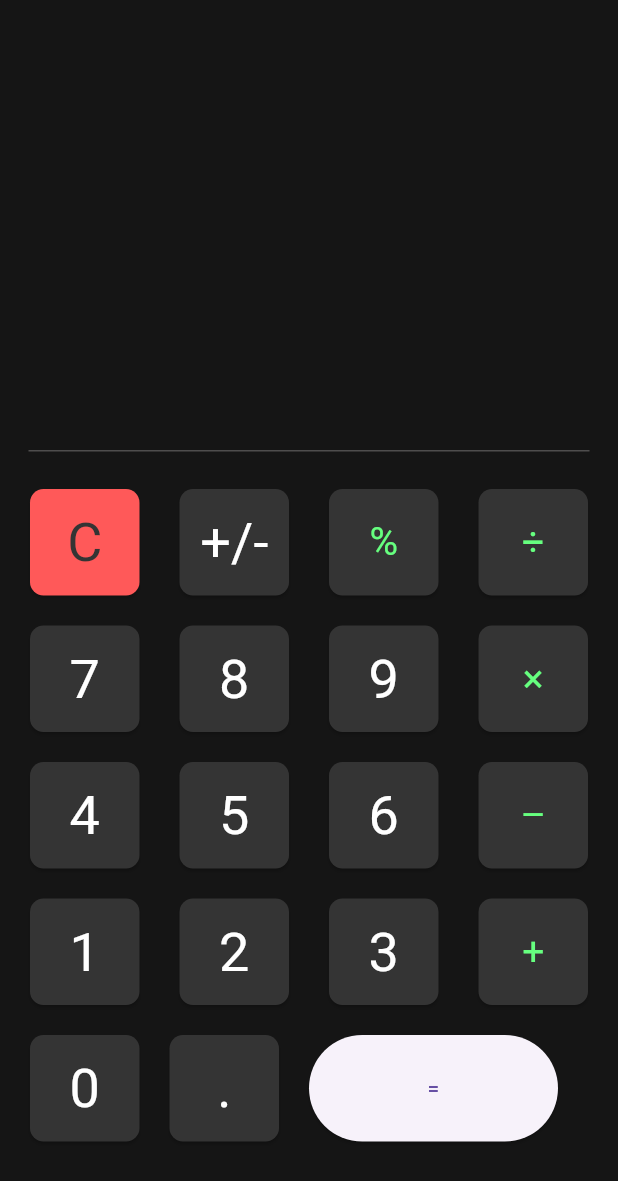
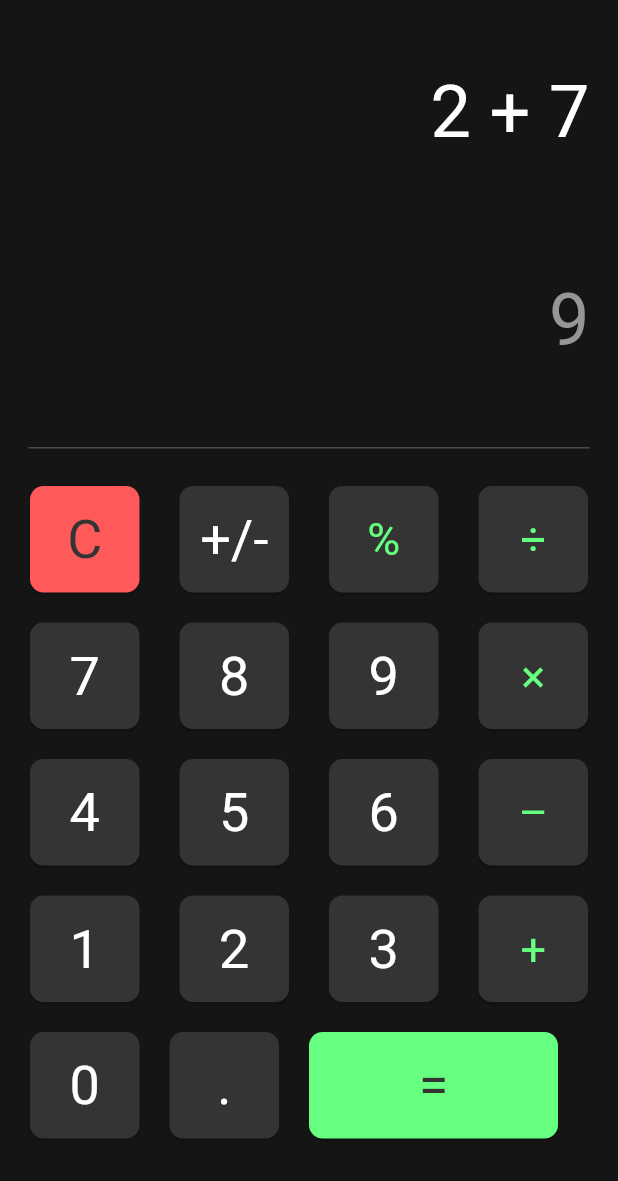
Before and after one commit to ArseniiShmatov09/calculator, a Flutter app: the screen it shows after launch, on a phone screen of 412 x 824 dp. Shown: the top 1181 px of the screen. Run offline on Flutter 3.47's test engine with Material 3 defaults, Android fonts, the phone set to English and light mode, and no system bars; our stand-ins replace hexcolor.

Commit message:
almost refactored front, starting work with calculator back

```diff
--- /dev/null
+++ b/simple_calculator/lib/buttons_rows.dart
@@ -0,0 +1,285 @@
+import 'package:flutter/material.dart';
+import 'package:hexcolor/hexcolor.dart';
+
+class FifthRowOfButtons extends StatelessWidget {
+  const FifthRowOfButtons({
+    super.key,
+    required this.numberButtonStyle,
+    required this.numberTextStyle,
+  });
+
+  final ButtonStyle numberButtonStyle;
+  final TextStyle numberTextStyle;
+
+  @override
+  Widget build(BuildContext context) {
+    return Row(
+      children: [
+        ElevatedButton(
+          onPressed: ()=>{},
+          style: numberButtonStyle,
+          child: Text(
+            "0",
+            style: numberTextStyle,
+          ),
+        ),
+        const SizedBox(width: 20,),
+        ElevatedButton(
+          onPressed: ()=>{},
+          style: numberButtonStyle,
+          child: Text(
+            ".",
+            style: numberTextStyle,
+          ),
+        ),
+        const SizedBox(width: 20,),
+        ElevatedButton(
+          onPressed: ()=>{},
+          style: ButtonStyle(
+            shape: MaterialStateProperty.all(
+              const RoundedRectangleBorder(
+                borderRadius: BorderRadius.all(
+                  Radius.circular(9),
+                ),
+              ),
+            ),
+            fixedSize: MaterialStateProperty.all(const Size(166, 71)),
+            backgroundColor:  MaterialStateProperty.all(HexColor("#66FF7F")),
+          ),
+          child: Text(
+            "=",
+            style:TextStyle(
+              color: HexColor("#343434"),
+              fontSize: 36,
+              fontWeight: FontWeight.w400,
+            ),
+          ),
+        ),
+      ],
+    );
+  }
+}
+
+class FourthRowOfButtons extends StatelessWidget {
+  const FourthRowOfButtons({
+    super.key,
+    required this.numberButtonStyle,
+    required this.numberTextStyle,
+    required this.operationsTextStyle,
+  });
+
+  final ButtonStyle numberButtonStyle;
+  final TextStyle numberTextStyle;
+  final TextStyle operationsTextStyle;
+
+  @override
+  Widget build(BuildContext context) {
+    return Row(
+      mainAxisAlignment: MainAxisAlignment.spaceBetween,
+      children: [
+        ElevatedButton(
+          onPressed: ()=>{},
+          style: numberButtonStyle,
+          child: Text(
+            "1",
+            style: numberTextStyle,
+          ),
+        ),
+        ElevatedButton(
+          onPressed: ()=>{},
+          style: numberButtonStyle,
+          child: Text(
+            "2",
+            style: numberTextStyle,
+          ),
+        ),
+        ElevatedButton(
+          onPressed: ()=>{},
+          style: numberButtonStyle,
+          child: Text(
+            "3",
+            style: numberTextStyle,
+          ),
+        ),
+        ElevatedButton(
+          onPressed: ()=>{},
+          style: numberButtonStyle,
+          child: Text(
+            "+",
+            style: operationsTextStyle,
+          ),
+        ),
+      ],
+    );
+  }
+}
+
+class ThirdRowOfButtons extends StatelessWidget {
+  const ThirdRowOfButtons({
+    super.key,
+    required this.numberButtonStyle,
+    required this.numberTextStyle,
+    required this.operationsTextStyle,
+  });
+
+  final ButtonStyle numberButtonStyle;
+  final TextStyle numberTextStyle;
+  final TextStyle operationsTextStyle;
+
+  @override
+  Widget build(BuildContext context) {
+    return Row(
+      mainAxisAlignment: MainAxisAlignment.spaceBetween,
+      children: [
+        ElevatedButton(
+          onPressed: ()=>{},
+          style: numberButtonStyle,
+          child: Text("4",
+            style: numberTextStyle,
+          ),
+        ),
+        ElevatedButton(
+          onPressed: ()=>{},
+          style: numberButtonStyle,
+          child: Text(
+            "5",
+            style: numberTextStyle,
+          ),
+        ),
+        ElevatedButton(
+          onPressed: ()=>{},
+          style: numberButtonStyle,
+          child: Text(
+            "6",
+            style: numberTextStyle,
+          ),
+        ),
+        ElevatedButton(
+          onPressed: ()=>{},
+          style: numberButtonStyle,
+          child: Text(
+            "–",
+            style: operationsTextStyle,
+          ),
+        ),
+      ],
+    );
+  }
+}
+
+class SecondRowOfButtons extends StatelessWidget {
+  const SecondRowOfButtons({
+    super.key,
+    required this.numberButtonStyle,
+    required this.numberTextStyle,
+    required this.operationsTextStyle,
+  });
+
+  final ButtonStyle numberButtonStyle;
+  final TextStyle numberTextStyle;
+  final TextStyle operationsTextStyle;
+
+  @override
+  Widget build(BuildContext context) {
+    return Row(
+      mainAxisAlignment: MainAxisAlignment.spaceBetween,
+      children: [
+        ElevatedButton(
+          onPressed: ()=>{},
+          style: numberButtonStyle,
+          child: Text(
+            "7",
+            style: numberTextStyle,
+          ),
+        ),
+        ElevatedButton(
+          onPressed: ()=>{},
+          style: numberButtonStyle,
+          child: Text(
+            "8",
+            style: numberTextStyle,
+            ),
+          ),
+        ElevatedButton(
+          onPressed: ()=>{},
+          style: numberButtonStyle,
+          child: Text(
+            "9",
+            style: numberTextStyle,
+          ),
+        ),
+        ElevatedButton(
+          onPressed: ()=>{},
+          style: numberButtonStyle,
+          child: Text("×",
+            style: operationsTextStyle,
+          ),
+        ),
+      ],
+    );
+  }
+}
+
+class FirstRowOfButtons extends StatelessWidget {
+  const FirstRowOfButtons({
+    super.key,
+    required this.numberButtonStyle,
+    required this.numberTextStyle,
+    required this.operationsTextStyle,
+  });
+
+  final ButtonStyle numberButtonStyle;
+  final TextStyle numberTextStyle;
+  final TextStyle operationsTextStyle;
+
+  @override
+  Widget build(BuildContext context) {
+    return Row(
+      mainAxisAlignment: MainAxisAlignment.spaceBetween,
+      children: [
+        ElevatedButton(
+          onPressed: ()=>{},
+          style: ButtonStyle(
+            shape: MaterialStateProperty.all(
+              const RoundedRectangleBorder(
+                borderRadius: BorderRadius.all(Radius.circular(9)),
+              ),
+            ),
+            fixedSize: MaterialStateProperty.all(const Size(73, 71)),
+            backgroundColor:  MaterialStateProperty.all(HexColor("#FF5959"),),
+          ),
+          child: Text("C",
+            style: TextStyle(
+              color: HexColor("#343434"),
+              fontSize: 36, fontWeight: FontWeight.w400,
+            ),
+          ),
+        ),
+        ElevatedButton(
+          onPressed: ()=>{},
+          style: numberButtonStyle,
+          child: Text(
+            "+/-",
+            style: numberTextStyle,
+          ),
+        ),
+        ElevatedButton(
+          onPressed: ()=>{},
+          style: numberButtonStyle,
+          child: Text(
+            "%",
+            style: operationsTextStyle,
+          ),
+        ),
+        ElevatedButton(
+          onPressed: ()=>{},
+          style: numberButtonStyle,
+          child: Text(
+            "÷",
+            style: operationsTextStyle,
+          ),
+        ),
+      ],
+    );
+  }
+}
--- a/simple_calculator/lib/main.dart
+++ b/simple_calculator/lib/main.dart
@@ -2,6 +2,7 @@
 
 import 'package:flutter/material.dart';
 import 'package:hexcolor/hexcolor.dart';
+import 'package:simple_calculator/buttons_rows.dart';
 
 void main() {
   runApp(const MainApp());
@@ -26,24 +27,40 @@ class MainScreen extends StatelessWidget {
 
   @override
   Widget build(BuildContext context) {
-    final numberButtonStyle = ButtonStyle(
-                            padding: MaterialStateProperty.all<EdgeInsets>(EdgeInsets.zero),
-                            shape: MaterialStateProperty.all(
-                              const RoundedRectangleBorder(
-                                borderRadius: BorderRadius.all(Radius.circular(9)),)),
-                            fixedSize: MaterialStateProperty.all(const Size(73, 71)),
-                            backgroundColor:  MaterialStateProperty.all(HexColor("#343434")),
-                         );
-    final numberTextStyle = TextStyle(color: HexColor("#FFFFFF"), fontSize: 36, fontWeight: FontWeight.w400);
-    final operationsTextStyle = TextStyle(color: HexColor("#66FF7F"), fontSize: 26, fontWeight: FontWeight.w400);
 
     return Container(
       color: HexColor("#151515"),
       child: Column(
         children: [
-          Container(
-            height: 300,
+          Column(
+            children: [
+              Container(
+                padding: const EdgeInsets.fromLTRB(0, 40, 19, 0),
+                alignment: Alignment.bottomRight,
+                child: Text(
+                  "2 + 7",
+                  style: TextStyle(
+                    color: HexColor("#FFFFFF"),
+                    fontSize: 48,
+                    fontWeight: FontWeight.w400,
+                  ),
+                ),
+              ),
+              Container(
+                padding: const EdgeInsets.fromLTRB(0, 70, 19, 50),
+                alignment: Alignment.bottomRight,
+                child: Text(
+                  "9",
+                  style: TextStyle(
+                    color: HexColor("#969696"),
+                    fontSize: 48,
+                    fontWeight: FontWeight.w400,
+                  ),
+                ),
+              ),
+            ],
           ),
+
           Padding(
             padding: const EdgeInsets.symmetric(horizontal: 19),
             child: Container(
@@ -54,76 +71,81 @@ class MainScreen extends StatelessWidget {
           const SizedBox(
             height: 25,
           ),
-          Expanded(
-            child: Container(
-              padding: const EdgeInsets.symmetric(horizontal: 20),
-                child: Column(
-                  children: [
-                    Row(
-                      mainAxisAlignment: MainAxisAlignment.spaceBetween,
-                      children: [
-                        ElevatedButton(
-                          onPressed: ()=>{},
-                          style: ButtonStyle(
-                            shape: MaterialStateProperty.all(
-                              const RoundedRectangleBorder(
-                                borderRadius: BorderRadius.all(Radius.circular(9)),)),
-                            fixedSize: MaterialStateProperty.all(const Size(73, 71)),
-                            backgroundColor:  MaterialStateProperty.all(HexColor("#FF5959")),
-                         ),
-                          child: Text("C",
-                            style: TextStyle(color: HexColor("#343434"), fontSize: 36, fontWeight: FontWeight.w400),),),
-                        ElevatedButton(onPressed: ()=>{}, style: numberButtonStyle, child: Text("+/-", style: numberTextStyle),),
-                        ElevatedButton(onPressed: ()=>{}, style: numberButtonStyle, child: Text("%", style: operationsTextStyle)),
-                        ElevatedButton(onPressed: ()=>{}, style: numberButtonStyle, child: Text("÷", style: operationsTextStyle)),
-                      ],
-                    ),
-                    const SizedBox(height: 20,),
-                    Row(
-                      mainAxisAlignment: MainAxisAlignment.spaceBetween,
-                      children: [
-                        ElevatedButton(onPressed: ()=>{}, style: numberButtonStyle, child: Text("7", style: numberTextStyle,)),
-                        ElevatedButton(onPressed: ()=>{}, style: numberButtonStyle, child: Text("8", style: numberTextStyle,)),
-                        ElevatedButton(onPressed: ()=>{}, style: numberButtonStyle, child: Text("9", style: numberTextStyle,)),
-                        ElevatedButton(onPressed: ()=>{}, style: numberButtonStyle, child: Text("×", style: operationsTextStyle)),
-                      ],
-                    ),
-                    const SizedBox(height: 20,),
-                    Row(
-                      mainAxisAlignment: MainAxisAlignment.spaceBetween,
-                      children: [
-                        ElevatedButton(onPressed: ()=>{}, style: numberButtonStyle, child: Text("4", style: numberTextStyle,)),
-                        ElevatedButton(onPressed: ()=>{}, style: numberButtonStyle, child: Text("5", style: numberTextStyle,)),
-                        ElevatedButton(onPressed: ()=>{}, style: numberButtonStyle, child: Text("6", style: numberTextStyle,)),
-                        ElevatedButton(onPressed: ()=>{}, style: numberButtonStyle, child: Text("–", style: operationsTextStyle)),
-                      ],
-                    ),
-                    const SizedBox(height: 20,),
-                    Row(
-                      mainAxisAlignment: MainAxisAlignment.spaceBetween,
-                      children: [
-                        ElevatedButton(onPressed: ()=>{}, style: numberButtonStyle, child: Text("1", style: numberTextStyle,)),
-                        ElevatedButton(onPressed: ()=>{}, style: numberButtonStyle, child: Text("2", style: numberTextStyle,)),
-                        ElevatedButton(onPressed: ()=>{}, style: numberButtonStyle, child: Text("3", style: numberTextStyle,)),
-                        ElevatedButton(onPressed: ()=>{}, style: numberButtonStyle, child: Text("+", style: operationsTextStyle)),
-                      ],
-                    ),
-                    const SizedBox(height: 20,),
-                    Row(
-                      children: [
-                        ElevatedButton(onPressed: ()=>{}, style: numberButtonStyle, child: Text("0", style: numberTextStyle,)),
-                        const SizedBox(width: 20,),
-                        ElevatedButton(onPressed: ()=>{}, style: numberButtonStyle, child: Text(".", style: numberTextStyle,)),
-                        const SizedBox(width: 20,),
-                        ElevatedButton(onPressed: ()=>{}, style: ButtonStyle(fixedSize: MaterialStateProperty.all(const Size(166, 71))), child: const Text("=")),
-                      ],
-                    ),
-                  ],
-                ),
-              ),
+          CalculatorButtons(),
+        ],
+      ),
+    );
+  }
+}
+
+class CalculatorButtons extends StatelessWidget {
+
+  final numberButtonStyle =
+      ButtonStyle(
+        padding: MaterialStateProperty.all<EdgeInsets>(EdgeInsets.zero),
+        shape: MaterialStateProperty.all(
+          const RoundedRectangleBorder(
+            borderRadius: BorderRadius.all(
+              Radius.circular(9),
+            ),
+          ),
+        ),
+        fixedSize: MaterialStateProperty.all(const Size(73, 71)),
+        backgroundColor:  MaterialStateProperty.all(HexColor("#343434")),
+      );
+
+    final numberTextStyle =
+      TextStyle(
+        color: HexColor("#FFFFFF"),
+        fontSize: 36,
+        fontWeight: FontWeight.w400,);
+
+    final operationsTextStyle =
+      TextStyle(
+        color: HexColor("#66FF7F"),
+        fontSize: 30,
+        fontWeight: FontWeight.w400,);
+
+  CalculatorButtons({super.key});
+
+  @override
+  Widget build(BuildContext context) {
+    return Expanded(
+      child: Container(
+        padding: const EdgeInsets.symmetric(horizontal: 20),
+        child: Column(
+          children: [
+            FirstRowOfButtons(
+              numberButtonStyle: numberButtonStyle,
+              numberTextStyle: numberTextStyle,
+              operationsTextStyle: operationsTextStyle,
+            ),
+            const SizedBox(height: 20,),
+            SecondRowOfButtons(
+              numberButtonStyle: numberButtonStyle,
+              numberTextStyle: numberTextStyle,
+              operationsTextStyle: operationsTextStyle,
+            ),
+            const SizedBox(height: 20,),
+            ThirdRowOfButtons(
+              numberButtonStyle: numberButtonStyle,
+              numberTextStyle: numberTextStyle,
+              operationsTextStyle: operationsTextStyle,
+            ),
+            const SizedBox(height: 20,),
+            FourthRowOfButtons(
+              numberButtonStyle: numberButtonStyle,
+              numberTextStyle: numberTextStyle,
+              operationsTextStyle: operationsTextStyle,
+            ),
+            const SizedBox(height: 20,),
+            FifthRowOfButtons(
+              numberButtonStyle: numberButtonStyle,
+              numberTextStyle: numberTextStyle,
             ),
           ],
         ),
+      ),
     );
   }
 }
```
